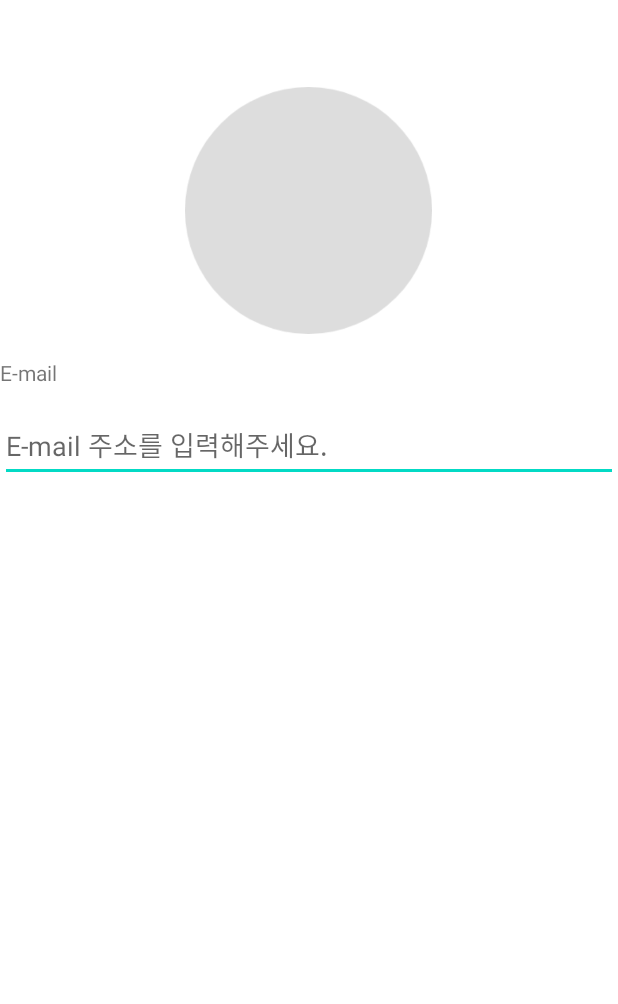
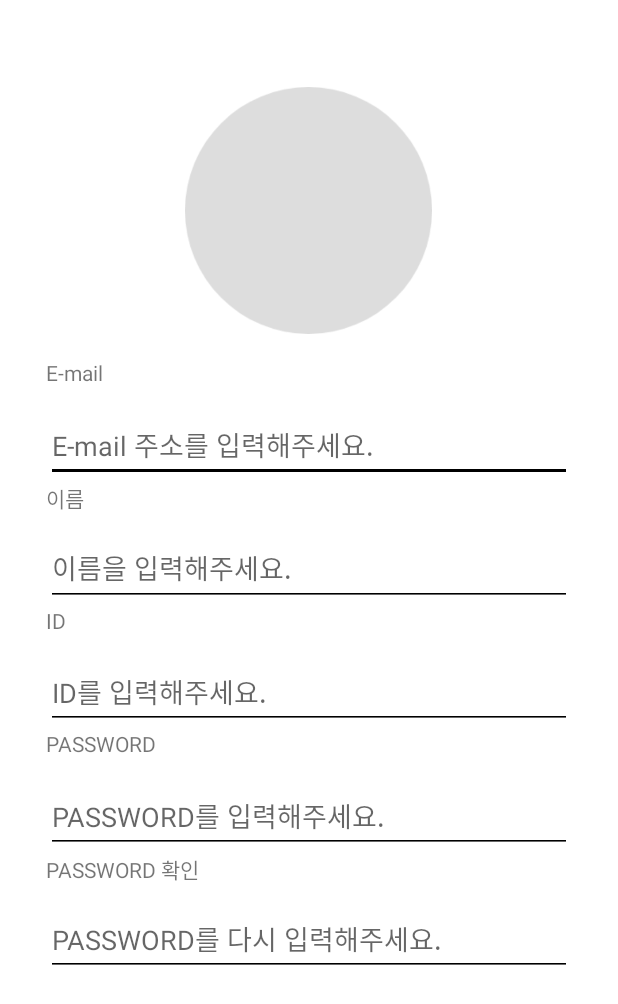
Before and after one commit to Nayoung-apeach/zero-waste, an Android app: the JoinActivity screen opened directly, with no data from a screen before it, on a phone screen of 412 x 824 dp. Shown: the top 1004 px of the screen. Run offline under Robolectric (Android 15) with nearby library versions, the light colour scheme and no system bars.

Commit message:
회원가입 화면

```diff
--- a/app/src/main/res/layout/activity_join.xml
+++ b/app/src/main/res/layout/activity_join.xml
@@ -44,37 +44,146 @@
         app:layout_constraintLeft_toLeftOf="parent"
         app:layout_constraintRight_toRightOf="parent"
         />
+
     <TextView
         android:id="@+id/join_email_text"
         android:layout_width="0dp"
         android:layout_height="0dp"
         app:layout_constraintHeight_percent="0.04"
+        app:layout_constraintWidth_percent="0.85"
         app:layout_constraintTop_toBottomOf="@id/join_space1"
+        app:layout_constraintBottom_toTopOf="@id/join_email_textedit"
         app:layout_constraintLeft_toLeftOf="parent"
         app:layout_constraintRight_toRightOf="parent"
         android:text="E-mail"
-        />
-    <Space
-        android:id="@+id/join_space2"
-        android:layout_width="0dp"
-        android:layout_height="0dp"
-        app:layout_constraintHeight_percent="0.02"
-        app:layout_constraintTop_toBottomOf="@id/join_email_text"
-        app:layout_constraintBottom_toTopOf="@id/join_email_textedit"
-        app:layout_constraintLeft_toLeftOf="parent"
-        app:layout_constraintRight_toRightOf="parent"
         />
     <EditText
         android:id="@+id/join_email_textedit"
         android:layout_width="0dp"
         android:layout_height="0dp"
         app:layout_constraintHeight_percent="0.06"
+        app:layout_constraintWidth_percent="0.85"
         app:layout_constraintTop_toBottomOf="@id/join_email_text"
-        app:layout_constraintBottom_toTopOf=""
+        app:layout_constraintBottom_toTopOf="@id/join_name_text"
         app:layout_constraintLeft_toLeftOf="parent"
         app:layout_constraintRight_toRightOf="parent"
+        android:backgroundTint="@color/black"
+        android:hint="E-mail 주소를 입력해주세요."
+        />
 
-        android:hint="E-mail 주소를 입력해주세요."
+    <TextView
+        android:id="@+id/join_name_text"
+        android:layout_width="0dp"
+        android:layout_height="0dp"
+        app:layout_constraintHeight_percent="0.04"
+        app:layout_constraintWidth_percent="0.85"
+        app:layout_constraintTop_toBottomOf="@id/join_email_textedit"
+        app:layout_constraintBottom_toTopOf="@id/join_name_textedit"
+        app:layout_constraintLeft_toLeftOf="parent"
+        app:layout_constraintRight_toRightOf="parent"
+        android:text="이름"
+        />
+    <EditText
+        android:id="@+id/join_name_textedit"
+        android:layout_width="0dp"
+        android:layout_height="0dp"
+        app:layout_constraintHeight_percent="0.06"
+        app:layout_constraintWidth_percent="0.85"
+        app:layout_constraintTop_toBottomOf="@id/join_name_text"
+        app:layout_constraintBottom_toTopOf="@id/join_id_text"
+        app:layout_constraintLeft_toLeftOf="parent"
+        app:layout_constraintRight_toRightOf="parent"
+        android:backgroundTint="@color/black"
+        android:hint="이름을 입력해주세요."
+        />
+
+    <TextView
+        android:id="@+id/join_id_text"
+        android:layout_width="0dp"
+        android:layout_height="0dp"
+        app:layout_constraintHeight_percent="0.04"
+        app:layout_constraintWidth_percent="0.85"
+        app:layout_constraintTop_toBottomOf="@id/join_name_textedit"
+        app:layout_constraintBottom_toTopOf="@id/join_id_textedit"
+        app:layout_constraintLeft_toLeftOf="parent"
+        app:layout_constraintRight_toRightOf="parent"
+        android:text="ID"
+        />
+    <EditText
+        android:id="@+id/join_id_textedit"
+        android:layout_width="0dp"
+        android:layout_height="0dp"
+        app:layout_constraintHeight_percent="0.06"
+        app:layout_constraintWidth_percent="0.85"
+        app:layout_constraintTop_toBottomOf="@id/join_id_text"
+        app:layout_constraintBottom_toTopOf="@id/join_pwd_text"
+        app:layout_constraintLeft_toLeftOf="parent"
+        app:layout_constraintRight_toRightOf="parent"
+        android:backgroundTint="@color/black"
+        android:hint="ID를 입력해주세요."
+        />
+
+    <TextView
+        android:id="@+id/join_pwd_text"
+        android:layout_width="0dp"
+        android:layout_height="0dp"
+        app:layout_constraintHeight_percent="0.04"
+        app:layout_constraintWidth_percent="0.85"
+        app:layout_constraintTop_toBottomOf="@id/join_id_textedit"
+        app:layout_constraintBottom_toTopOf="@id/join_pwd_textedit"
+        app:layout_constraintLeft_toLeftOf="parent"
+        app:layout_constraintRight_toRightOf="parent"
+        android:text="PASSWORD"
+        />
+    <EditText
+        android:id="@+id/join_pwd_textedit"
+        android:layout_width="0dp"
+        android:layout_height="0dp"
+        app:layout_constraintHeight_percent="0.06"
+        app:layout_constraintWidth_percent="0.85"
+        app:layout_constraintTop_toBottomOf="@id/join_pwd_text"
+        app:layout_constraintBottom_toTopOf="@id/join_pwd_re_text"
+        app:layout_constraintLeft_toLeftOf="parent"
+        app:layout_constraintRight_toRightOf="parent"
+        android:backgroundTint="@color/black"
+        android:hint="PASSWORD를 입력해주세요."
+        />
+
+    <TextView
+        android:id="@+id/join_pwd_re_text"
+        android:layout_width="0dp"
+        android:layout_height="0dp"
+        app:layout_constraintHeight_percent="0.04"
+        app:layout_constraintWidth_percent="0.85"
+        app:layout_constraintTop_toBottomOf="@id/join_pwd_textedit"
+        app:layout_constraintBottom_toTopOf="@id/join_pwd_re_textedit"
+        app:layout_constraintLeft_toLeftOf="parent"
+        app:layout_constraintRight_toRightOf="parent"
+        android:text="PASSWORD 확인"
+        />
+    <EditText
+        android:id="@+id/join_pwd_re_textedit"
+        android:layout_width="0dp"
+        android:layout_height="0dp"
+        app:layout_constraintHeight_percent="0.06"
+        app:layout_constraintWidth_percent="0.85"
+        app:layout_constraintTop_toBottomOf="@id/join_pwd_re_text"
+        app:layout_constraintBottom_toBottomOf="@id/join_space2"
+        app:layout_constraintLeft_toLeftOf="parent"
+        app:layout_constraintRight_toRightOf="parent"
+        android:backgroundTint="@color/black"
+        android:hint="PASSWORD를 다시 입력해주세요."
+        />
+
+    <Space
+        android:id="@+id/join_space2"
+        android:layout_width="0dp"
+        android:layout_height="0dp"
+        app:layout_constraintHeight_percent="0.21"
+        app:layout_constraintTop_toBottomOf="@id/join_pwd_re_textedit"
+        app:layout_constraintBottom_toBottomOf="parent"
+        app:layout_constraintLeft_toLeftOf="parent"
+        app:layout_constraintRight_toRightOf="parent"
         />
 
 
```
Also changed, not shown: 1 other file.
